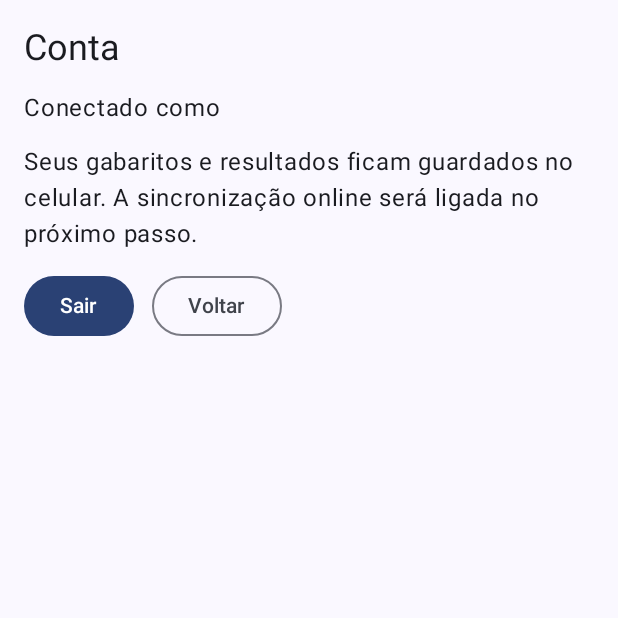
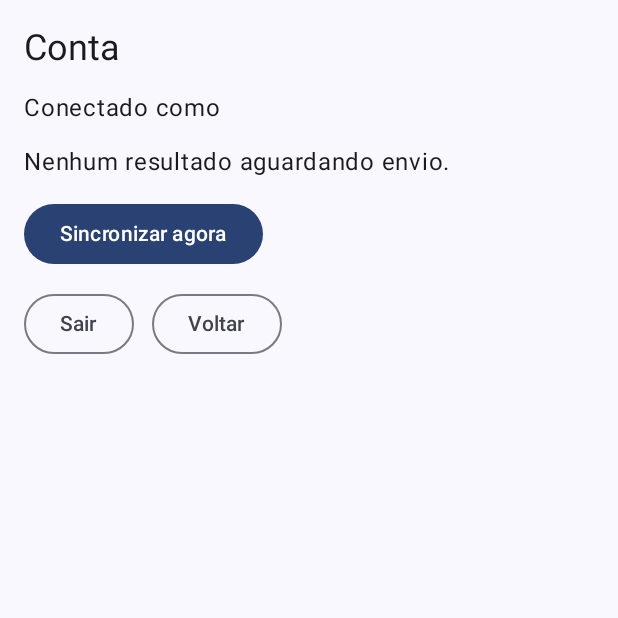
Before and after one commit to devdenisviana/gabarito-scanner, an Android app built with Jetpack Compose: the composable GabaritoApp shown on its own in the app's theme, after a tap on "Conta", on a phone screen of 412 x 824 dp, the top half of it. Run offline under Robolectric (Android 15) with nearby library versions, the phone set to English and light mode, and no system bars.

Commit message:
Sincronizacao de gabaritos e resultados com o Firestore

```diff
--- a/app/src/main/java/com/devdenisviana/gabaritoscanner/MainActivity.kt
+++ b/app/src/main/java/com/devdenisviana/gabaritoscanner/MainActivity.kt
@@ -86,6 +86,7 @@ fun GabaritoApp(
     var screen by remember { mutableStateOf<Screen>(Screen.Home) }
     val exams by viewModel.exams.collectAsStateWithLifecycle()
     val userEmail by viewModel.userEmail.collectAsStateWithLifecycle()
+    val unsyncedCount by viewModel.unsyncedCount.collectAsStateWithLifecycle()
     val context = LocalContext.current
     val draft = remember { ExamDraft() }
 
@@ -109,8 +110,10 @@ fun GabaritoApp(
 
         Screen.Account -> AccountScreen(
             userEmail = userEmail,
+            unsyncedCount = unsyncedCount,
             onSignIn = viewModel::signIn,
             onSignUp = viewModel::signUp,
+            onSync = viewModel::sync,
             onSignOut = viewModel::signOut,
             onBack = { screen = Screen.Home },
             modifier = modifier,
--- a/app/src/main/java/com/devdenisviana/gabaritoscanner/ui/account/AccountScreen.kt
+++ b/app/src/main/java/com/devdenisviana/gabaritoscanner/ui/account/AccountScreen.kt
@@ -26,14 +26,16 @@ import androidx.compose.ui.text.input.PasswordVisualTransformation
 import androidx.compose.ui.unit.dp
 
 /**
- * Teacher account: sign in, create an account or sign out.
+ * Teacher account: sign in, create an account, sync with the cloud or sign out.
  * [onSignIn] / [onSignUp] report back with an error message, or null on success.
  */
 @Composable
 fun AccountScreen(
     userEmail: String?,
+    unsyncedCount: Int,
     onSignIn: (email: String, password: String, onResult: (String?) -> Unit) -> Unit,
     onSignUp: (email: String, password: String, onResult: (String?) -> Unit) -> Unit,
+    onSync: (onResult: (String) -> Unit) -> Unit,
     onSignOut: () -> Unit,
     onBack: () -> Unit,
     modifier: Modifier = Modifier,
@@ -44,6 +46,8 @@ fun AccountScreen(
     var confirmPassword by remember { mutableStateOf("") }
     var error by remember { mutableStateOf<String?>(null) }
     var busy by remember { mutableStateOf(false) }
+    var syncing by remember { mutableStateOf(false) }
+    var syncMessage by remember { mutableStateOf<String?>(null) }
 
     Column(
         modifier = modifier
@@ -56,9 +60,29 @@ fun AccountScreen(
 
         if (userEmail != null) {
             Text("Conectado como $userEmail")
-            Text("Seus gabaritos e resultados ficam guardados no celular. A sincronização online será ligada no próximo passo.")
+            Text(
+                if (unsyncedCount == 0) {
+                    "Nenhum resultado aguardando envio."
+                } else {
+                    "$unsyncedCount resultado(s) aguardando envio."
+                },
+            )
+            Button(
+                enabled = !syncing,
+                onClick = {
+                    syncing = true
+                    syncMessage = null
+                    onSync { message ->
+                        syncing = false
+                        syncMessage = message
+                    }
+                },
+            ) { Text(if (syncing) "Enviando..." else "Sincronizar agora") }
+
+            syncMessage?.let { Text(it) }
+
             Row(horizontalArrangement = Arrangement.spacedBy(12.dp)) {
-                Button(onClick = onSignOut) { Text("Sair") }
+                OutlinedButton(onClick = onSignOut) { Text("Sair") }
                 OutlinedButton(onClick = onBack) { Text("Voltar") }
             }
         } else {
```
Also changed, not shown: app/src/main/java/com/devdenisviana/gabaritoscanner/data/Daos.kt (+12 -0 lines), app/src/main/java/com/devdenisviana/gabaritoscanner/data/cloud/CloudSync.kt (added, +90 -0 lines), app/src/main/java/com/devdenisviana/gabaritoscanner/data/cloud/TaskAwait.kt (added, +13 -0 lines), app/src/main/java/com/devdenisviana/gabaritoscanner/ui/AppViewModel.kt (+32 -0 lines).
